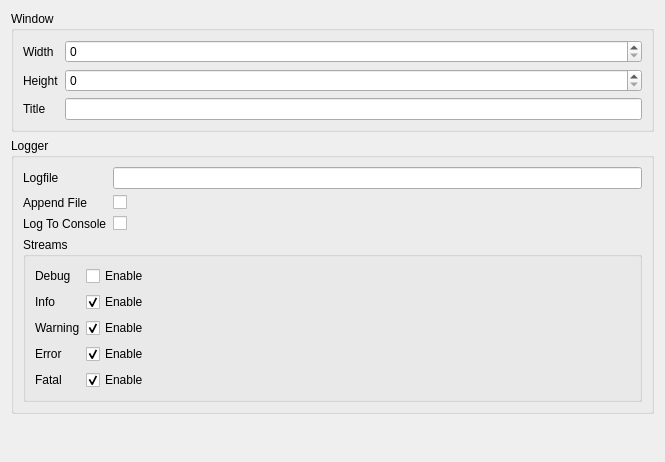
Above: editor/ui/tabs/ProjectSettings.ui from RyanDeBarros/Olympian before the change. Below: the same form after it.
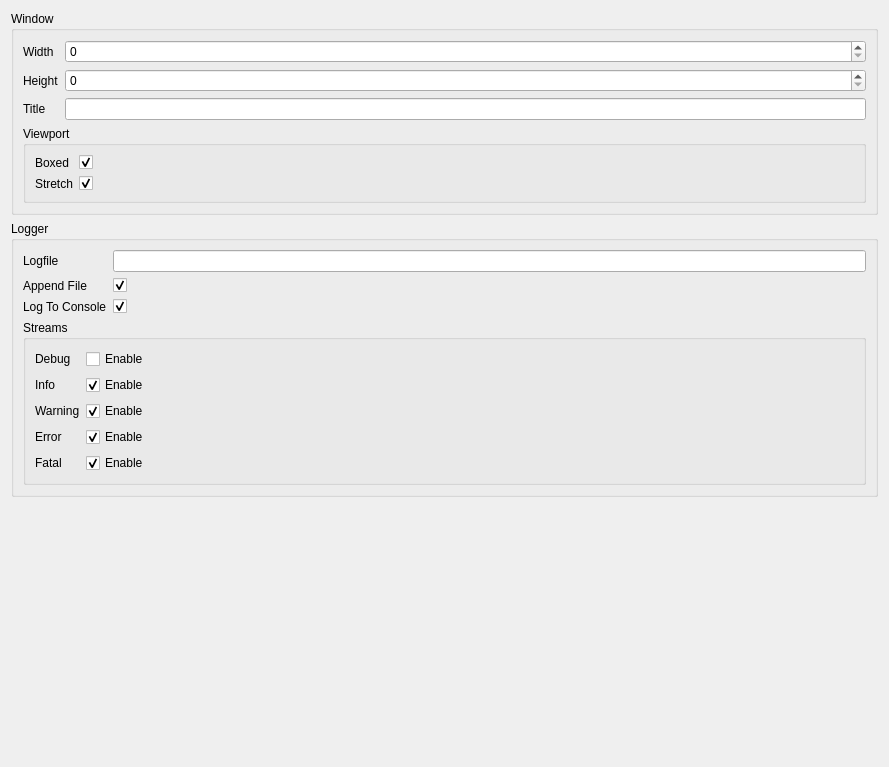
That is the form after the change.

Commit message: Added viewport resizing parameters to editor.

What changed in the file:
```diff
--- a/editor/ui/tabs/ProjectSettings.ui
+++ b/editor/ui/tabs/ProjectSettings.ui
@@ -6,20 +6,20 @@
    <rect>
     <x>0</x>
     <y>0</y>
-    <width>665</width>
-    <height>462</height>
+    <width>889</width>
+    <height>767</height>
    </rect>
   </property>
   <property name="windowTitle">
    <string>Form</string>
   </property>
-  <layout class="QVBoxLayout" name="verticalLayout_4">
+  <layout class="QVBoxLayout" name="verticalLayout_5">
    <item>
     <widget class="QGroupBox" name="groupBox">
      <property name="title">
       <string>Window</string>
      </property>
-     <layout class="QVBoxLayout" name="verticalLayout">
+     <layout class="QVBoxLayout" name="verticalLayout_4">
       <item>
        <layout class="QFormLayout" name="formLayout">
         <item row="0" column="0">
@@ -62,6 +62,59 @@
         </item>
        </layout>
       </item>
+      <item>
+       <widget class="QGroupBox" name="groupBox_4">
+        <property name="title">
+         <string>Viewport</string>
+        </property>
+        <layout class="QVBoxLayout" name="verticalLayout">
+         <item>
+          <layout class="QFormLayout" name="formLayout_4">
+           <item row="0" column="0">
+            <widget class="QLabel" name="label_12">
+             <property name="text">
+              <string>Boxed</string>
+             </property>
+            </widget>
+           </item>
+           <item row="1" column="0">
+            <widget class="QLabel" name="label_13">
+             <property name="text">
+              <string>Stretch</string>
+             </property>
+            </widget>
+           </item>
+           <item row="0" column="1">
+            <widget class="QCheckBox" name="viewportBoxed">
+             <property name="toolTip">
+              <string>Use pillarboxing/letterboxing when resizing the viewport.</string>
+             </property>
+             <property name="text">
+              <string/>
+             </property>
+             <property name="checked">
+              <bool>true</bool>
+             </property>
+            </widget>
+           </item>
+           <item row="1" column="1">
+            <widget class="QCheckBox" name="viewportStretch">
+             <property name="toolTip">
+              <string>Stretch the rendering projection when resizing the viewport.</string>
+             </property>
+             <property name="text">
+              <string/>
+             </property>
+             <property name="checked">
+              <bool>true</bool>
+             </property>
+            </widget>
+           </item>
+          </layout>
+         </item>
+        </layout>
+       </widget>
+      </item>
      </layout>
     </widget>
    </item>
@@ -99,6 +152,9 @@
           <property name="text">
            <string/>
           </property>
+          <property name="checked">
+           <bool>true</bool>
+          </property>
          </widget>
         </item>
         <item row="2" column="1">
@@ -106,6 +162,9 @@
           <property name="text">
            <string/>
           </property>
+          <property name="checked">
+           <bool>true</bool>
+          </property>
          </widget>
         </item>
         <item row="0" column="1">
```
The commit also changes 4 other files.
